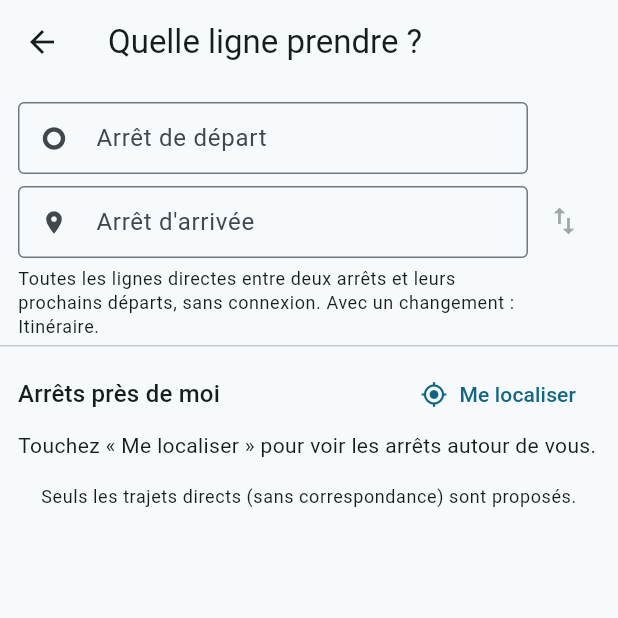
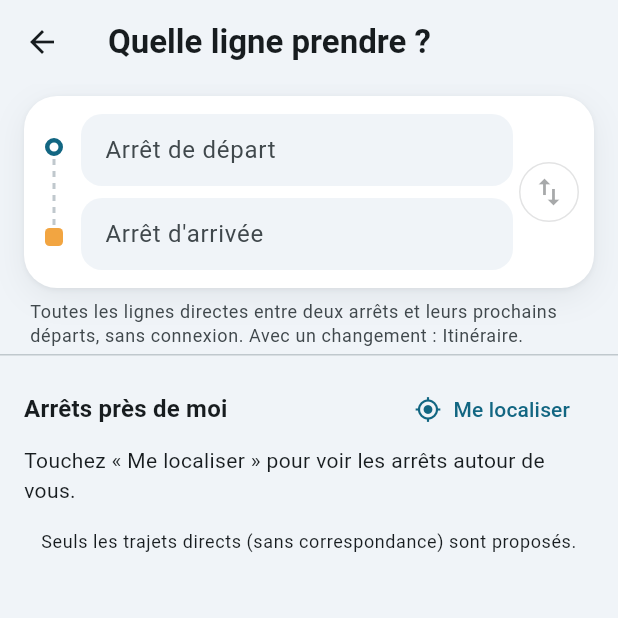
Before and after one commit to applitransport/applitransport, a Flutter app: the screen it shows after launch, after a tap on "Près de moi", on a phone screen of 412 x 824 dp, the top half of it. Run offline on Flutter 3.47's test engine with Material 3 defaults, Android fonts, the phone set to English and light mode, and no system bars; our stand-ins replace flutter_compass, flutter_map, geolocator, latlong2, package_info_plus, wakelock_plus; missing offline and left inert: maplibre_gl, sqlite3; network calls fail.

Commit message:
Quelle ligne prendre ? dans le style d'Itinéraire (départ et arrivée dans une carte reliés par un pointillé, champs sans cadre, arrêts proches dans une carte) ; décoration de carte commune

```diff
--- a/appli/lib/screens/trip_screen.dart
+++ b/appli/lib/screens/trip_screen.dart
@@ -11,6 +11,7 @@ import '../poc/data.dart';
 import '../poc/line_vehicles.dart';
 import '../poc/nearby.dart';
 import '../poc/position.dart';
+import '../widgets/card_decoration.dart';
 import '../widgets/line_badge.dart';
 import '../widgets/line_map.dart';
 import '../widgets/refresh_controls.dart';
@@ -247,11 +248,16 @@ class _TripScreenState extends State<TripScreen> {
     final theme = Theme.of(context);
     final list = _nearby;
     return ListView(
-      padding: const EdgeInsets.fromLTRB(12, 8, 12, 16),
+      padding: const EdgeInsets.fromLTRB(16, 12, 16, 16),
       children: [
         Row(
           children: [
-            Expanded(child: Text('Arrêts près de moi', style: theme.textTheme.titleMedium)),
+            Expanded(
+              child: Text(
+                'Arrêts près de moi',
+                style: theme.textTheme.titleMedium?.copyWith(fontWeight: FontWeight.w700),
+              ),
+            ),
             if (_locating)
               const SizedBox(width: 20, height: 20, child: CircularProgressIndicator(strokeWidth: 2))
             else
@@ -268,9 +274,13 @@ class _TripScreenState extends State<TripScreen> {
           const Text('Touchez « Me localiser » pour voir les arrêts autour de vous.')
         else if (list != null && list.isEmpty)
           Text('Aucun arrêt à moins de ${distanceLabel(nearbyRadius)}.'),
-        for (final (a, d) in list ?? const <(StopArea, double)>[])
+        if (list != null && list.isNotEmpty)
+          Container(
+            decoration: cardDecoration(context, radius: 18),
+            child: Column(
+              children: [
+                for (final (a, d) in list)
                   ListTile(
-            contentPadding: EdgeInsets.zero,
                     leading: const Icon(Icons.place_outlined),
                     title: Text(a.label, maxLines: 1, overflow: TextOverflow.ellipsis),
                     subtitle: Padding(
@@ -289,6 +299,9 @@ class _TripScreenState extends State<TripScreen> {
                       ),
                     ),
                     onTap: () => _pickOrigin(a),
+                  ),
+              ],
+            ),
           ),
         const SizedBox(height: 16),
         Text(
@@ -326,7 +339,11 @@ class _TripScreenState extends State<TripScreen> {
             .whereType<DateTime>()
             .fold<DateTime?>(null, (a, b) => a == null || b.isBefore(a) ? b : a);
         return Scaffold(
-          appBar: AppBar(title: const Text('Quelle ligne prendre ?')),
+          backgroundColor: Theme.of(context).colorScheme.surfaceContainerLow,
+          appBar: AppBar(
+            title: const Text('Quelle ligne prendre ?', style: TextStyle(fontWeight: FontWeight.w700)),
+            backgroundColor: Theme.of(context).colorScheme.surfaceContainerLow,
+          ),
           body: Column(
             children: [
               _fields(context),
@@ -423,9 +440,12 @@ class _TripScreenState extends State<TripScreen> {
         focusNode: focus,
         decoration: InputDecoration(
           labelText: label,
-          prefixIcon: Icon(icon),
+          // fond gris, sans cadre (la carte et le pointillé font le lien), comme Itinéraire
+          filled: true,
+          fillColor: Theme.of(context).colorScheme.surfaceContainerLow,
+          contentPadding: const EdgeInsets.symmetric(horizontal: 12, vertical: 12),
           isDense: true,
-          border: const OutlineInputBorder(),
+          border: OutlineInputBorder(borderRadius: BorderRadius.circular(14), borderSide: BorderSide.none),
           suffixIcon: ctrl.text.isEmpty
               ? null
               : IconButton(
@@ -439,11 +459,50 @@ class _TripScreenState extends State<TripScreen> {
       ),
     );
 
+    final scheme = Theme.of(context).colorScheme;
     return Padding(
       key: _fieldsKey,
-      padding: const EdgeInsets.fromLTRB(12, 12, 12, 4),
+      padding: const EdgeInsets.fromLTRB(16, 8, 16, 4),
+      child: Column(
+        crossAxisAlignment: CrossAxisAlignment.stretch,
+        children: [
+          // départ et arrivée dans une seule carte, reliés par un pointillé (comme Itinéraire)
+          Container(
+            decoration: cardDecoration(context),
+            padding: const EdgeInsets.fromLTRB(12, 12, 6, 12),
             child: Row(
               children: [
+                SizedBox(
+                  width: 16,
+                  child: Column(
+                    children: [
+                      Container(
+                        width: 12,
+                        height: 12,
+                        decoration: BoxDecoration(
+                          shape: BoxShape.circle,
+                          border: Border.all(color: scheme.primary, width: 3),
+                        ),
+                      ),
+                      for (var i = 0; i < 6; i++)
+                        Container(
+                          width: 2,
+                          height: 4,
+                          margin: const EdgeInsets.symmetric(vertical: 2),
+                          color: scheme.outlineVariant,
+                        ),
+                      Container(
+                        width: 12,
+                        height: 12,
+                        decoration: BoxDecoration(
+                          color: const Color(0xFFF2A541),
+                          borderRadius: BorderRadius.circular(3),
+                        ),
+                      ),
+                    ],
+                  ),
+                ),
+                const SizedBox(width: 10),
                 Expanded(
                   child: Column(
                     children: [
@@ -465,16 +524,10 @@ class _TripScreenState extends State<TripScreen> {
                         _destination,
                         (v) => setState(() => _destination = v),
                       ),
-                const SizedBox(height: 6),
-                Text(
-                  'Toutes les lignes directes entre deux arrêts et leurs prochains départs, sans connexion. '
-                  'Avec un changement : Itinéraire.',
-                  style: Theme.of(context).textTheme.bodySmall,
-                ),
                     ],
                   ),
                 ),
-          IconButton(
+                IconButton.outlined(
                   tooltip: 'Inverser',
                   icon: const Icon(Icons.swap_vert),
                   onPressed: _origin == null || _destination == null
@@ -485,6 +538,17 @@ class _TripScreenState extends State<TripScreen> {
                           _destination = _destinations.contains(o) ? o : null;
                           _fieldsKey = UniqueKey(); // recrée les champs avec les nouvelles valeurs
                         }),
+                ),
+              ],
+            ),
+          ),
+          Padding(
+            padding: const EdgeInsets.fromLTRB(4, 8, 4, 0),
+            child: Text(
+              'Toutes les lignes directes entre deux arrêts et leurs prochains départs, sans connexion. '
+              'Avec un changement : Itinéraire.',
+              style: Theme.of(context).textTheme.bodySmall?.copyWith(color: scheme.onSurfaceVariant),
+            ),
           ),
         ],
       ),
--- /dev/null
+++ b/appli/lib/widgets/card_decoration.dart
@@ -0,0 +1,11 @@
+// Carte blanche arrondie et ombrée : style commun de l'accueil, d'Itinéraire et de « Quelle ligne prendre ? ».
+import 'package:flutter/material.dart';
+
+BoxDecoration cardDecoration(BuildContext context, {double radius = 22}) => BoxDecoration(
+  color: Theme.of(context).colorScheme.surfaceContainerLowest,
+  borderRadius: BorderRadius.circular(radius),
+  boxShadow: const [
+    BoxShadow(color: Color(0x0F14212B), blurRadius: 2, offset: Offset(0, 1)),
+    BoxShadow(color: Color(0x1214212B), blurRadius: 18, offset: Offset(0, 6)),
+  ],
+);
```
Lines whose indentation alone changed are shown as unchanged.
